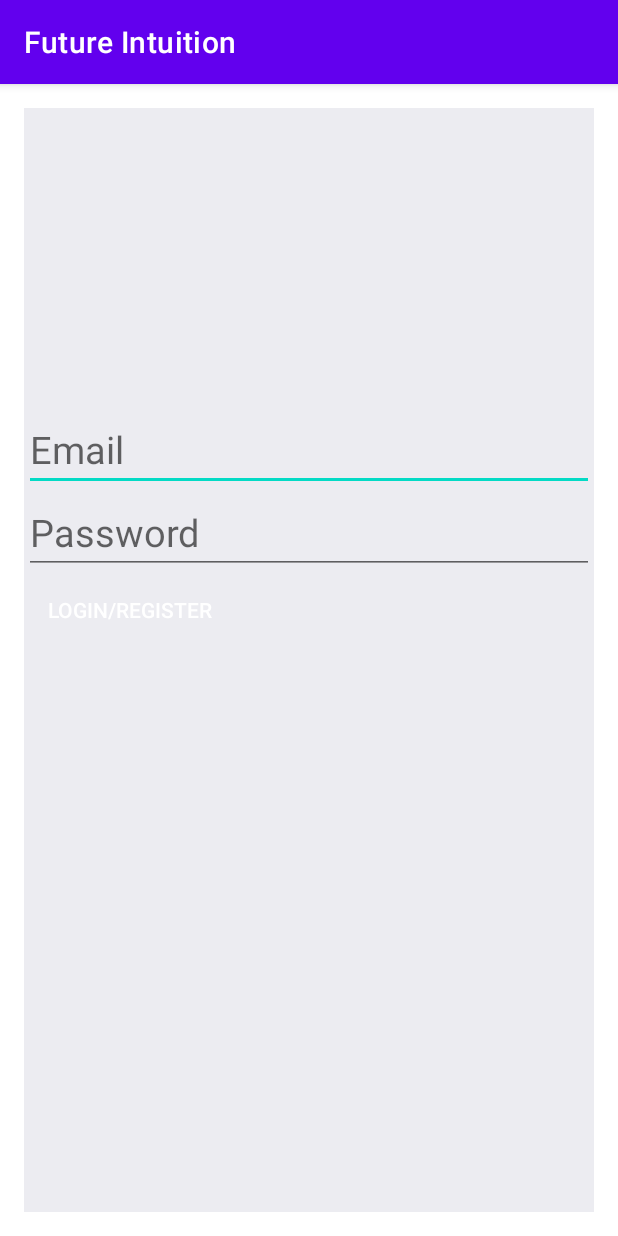
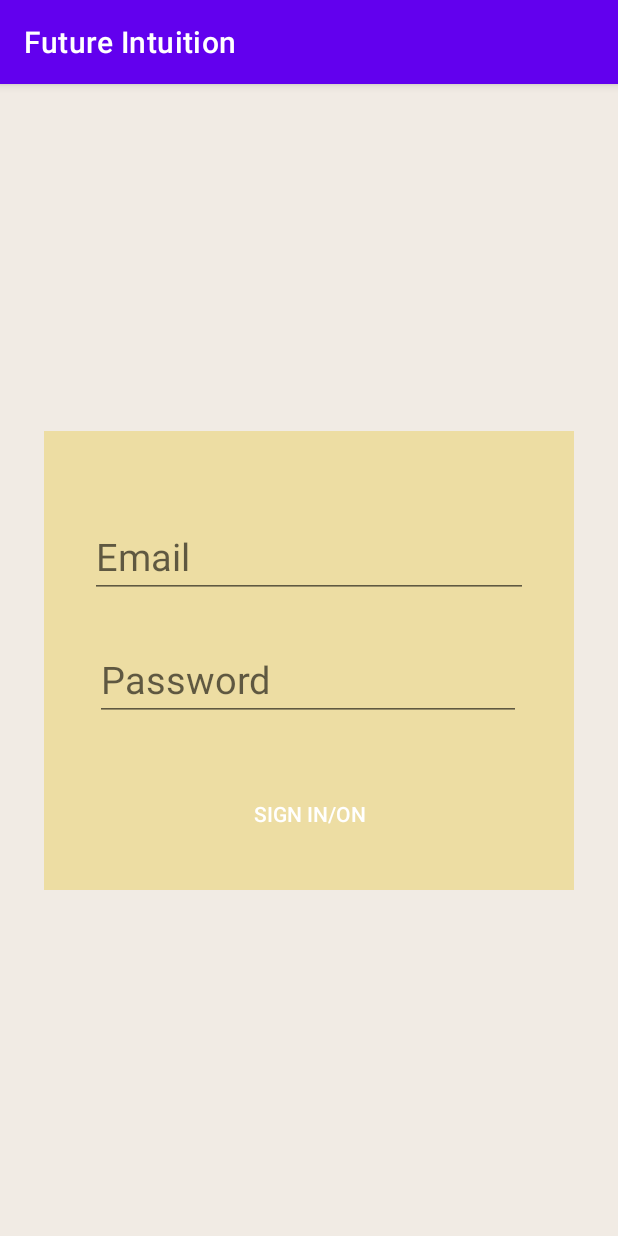
Before and after one commit to didxga/prophet, an Android app: the LoginActivity screen opened directly, with no data from a screen before it, on a phone screen of 412 x 824 dp. Run offline under Robolectric (Android 15) with nearby library versions, the phone set to English and light mode, and no system bars.

Commit message:
modify "me" UI

```diff
--- a/app/build.gradle
+++ b/app/build.gradle
@@ -60,6 +60,7 @@ dependencies {
     implementation 'io.reactivex.rxjava2:rxkotlin:2.3.0'
     implementation 'androidx.constraintlayout:constraintlayout:2.0.4'
     implementation 'androidx.fragment:fragment-ktx:1.2.5'
+    implementation 'androidx.coordinatorlayout:coordinatorlayout:1.1.0'
     testImplementation 'junit:junit:4.+'
     androidTestImplementation 'androidx.test.ext:junit:1.1.1'
     androidTestImplementation 'androidx.test.espresso:espresso-core:3.2.0'
--- a/app/src/main/AndroidManifest.xml
+++ b/app/src/main/AndroidManifest.xml
@@ -11,7 +11,8 @@
         android:roundIcon="@mipmap/ic_launcher_round"
         android:supportsRtl="true"
         android:theme="@style/Theme.Prophet"
-        android:networkSecurityConfig="@xml/network_security_config">
+        android:networkSecurityConfig="@xml/network_security_config"
+        android:name=".ProphetApplication">
         <activity
             android:name=".ui.MainActivity"
             android:label="@string/app_name" >
--- a/app/src/main/java/com/orange/prophet/model/User.kt
+++ b/app/src/main/java/com/orange/prophet/model/User.kt
@@ -10,6 +10,6 @@ data class User(
 )
 
 data class Account(
-        var user: User,
+        var user: User ,
         var token: String,
 )
--- a/app/src/main/res/layout/login.xml
+++ b/app/src/main/res/layout/login.xml
@@ -1,52 +1,62 @@
 <?xml version="1.0" encoding="utf-8"?>
-<RelativeLayout xmlns:android="http://schemas.android.com/apk/res/android"
-android:id="@+id/activity_login"
-android:background="#ececf1"
-android:layout_width="match_parent"
-android:layout_height="match_parent"
-android:layout_margin="16dp">
+<androidx.constraintlayout.widget.ConstraintLayout xmlns:android="http://schemas.android.com/apk/res/android"
+    xmlns:app="http://schemas.android.com/apk/res-auto"
+    xmlns:tools="http://schemas.android.com/tools"
+    android:id="@+id/login"
+    android:layout_width="match_parent"
+    android:layout_height="match_parent"
+    android:background="#f1ebe4">
 
-<LinearLayout
-    android:id="@+id/inputText"
-    android:layout_width="match_parent"
-    android:layout_height="wrap_content"
-    android:layout_marginTop="200dp"
-    android:orientation="vertical">
+    <androidx.recyclerview.widget.RecyclerView
+        android:id="@+id/recyclerView"
+        android:layout_width="353dp"
+        android:layout_height="306dp"
+        android:background="#EDDDA3"
+        android:padding="20dp"
+        app:layout_constraintBottom_toBottomOf="parent"
+        app:layout_constraintEnd_toEndOf="parent"
+        app:layout_constraintStart_toStartOf="parent"
+        app:layout_constraintTop_toTopOf="parent" />
 
     <EditText
         android:id="@+id/email_text"
-        android:layout_width="match_parent"
-        android:layout_height="wrap_content"
+        android:layout_width="292dp"
+        android:layout_height="47dp"
+        android:layout_marginTop="64dp"
         android:hint="@string/email_hint"
         android:inputType="textEmailAddress"
         android:maxLength="100"
-        android:textSize="25sp" />
+        android:textSize="25sp"
+        app:layout_constraintEnd_toEndOf="parent"
+        app:layout_constraintStart_toStartOf="parent"
+        app:layout_constraintTop_toTopOf="@+id/recyclerView" />
 
     <EditText
         android:id="@+id/password_text"
-        android:layout_width="match_parent"
-        android:layout_height="wrap_content"
+        android:layout_width="284dp"
+        android:layout_height="50dp"
+        android:layout_marginTop="32dp"
         android:ems="10"
         android:hint="@string/password_hint"
         android:inputType="textPassword"
         android:maxLength="100"
-        android:textSize="25sp" />
-</LinearLayout>
-
-<LinearLayout
-    android:layout_width="match_parent"
-    android:layout_height="wrap_content"
-    android:layout_below="@+id/inputText">
+        android:textSize="25sp"
+        app:layout_constraintEnd_toEndOf="parent"
+        app:layout_constraintHorizontal_bias="0.496"
+        app:layout_constraintStart_toStartOf="parent"
+        app:layout_constraintTop_toBottomOf="@+id/email_text" />
 
     <Button
         android:id="@+id/login_button"
-        android:layout_width="wrap_content"
-        android:layout_height="wrap_content"
-        android:layout_marginTop="15dp"
+        style="?android:attr/borderlessButtonStyle"
+        android:layout_width="281dp"
+        android:layout_height="51dp"
         android:layout_gravity="center_horizontal"
+        android:layout_marginTop="36dp"
+        android:backgroundTint="#6AA571"
         android:text="@string/action_login"
-        style="?android:attr/borderlessButtonStyle"
-        android:backgroundTint="#6AA571" />
-
-</LinearLayout>
-</RelativeLayout>
+        app:layout_constraintEnd_toEndOf="parent"
+        app:layout_constraintHorizontal_bias="0.507"
+        app:layout_constraintStart_toStartOf="parent"
+        app:layout_constraintTop_toBottomOf="@+id/password_text" />
+</androidx.constraintlayout.widget.ConstraintLayout>
--- a/app/src/main/res/values/strings.xml
+++ b/app/src/main/res/values/strings.xml
@@ -11,6 +11,6 @@
     <string name="firstname_hint">First Name</string>
     <string name="lastname_hint">Last Name</string>
     <string name="password_hint">Password</string>
-    <string name="action_login">Login/Register</string>
+    <string name="action_login">Sign in/on</string>
     <string name="action_register">Register</string>
 </resources>
```
Also changed, not shown: app/src/main/java/com/orange/prophet/ProphetApplication.kt (added, +69 -0 lines), app/src/main/java/com/orange/prophet/ui/AccountDetailActivity.kt (+18 -39 lines), app/src/main/java/com/orange/prophet/ui/LoginActivity.kt (+5 -14 lines), app/src/main/java/com/orange/prophet/ui/MainActivity.kt (+1 -25 lines), app/src/main/java/com/orange/prophet/util/SharedPreferencesValue.kt (added, +10 -0 lines), app/src/main/res/drawable/rounded_border_account_item.xml (added, +8 -0 lines), app/src/main/res/layout/account_fragment.xml (deleted, +0 -35 lines), app/src/main/res/layout/fragment_me.xml (added, +193 -0 lines).
